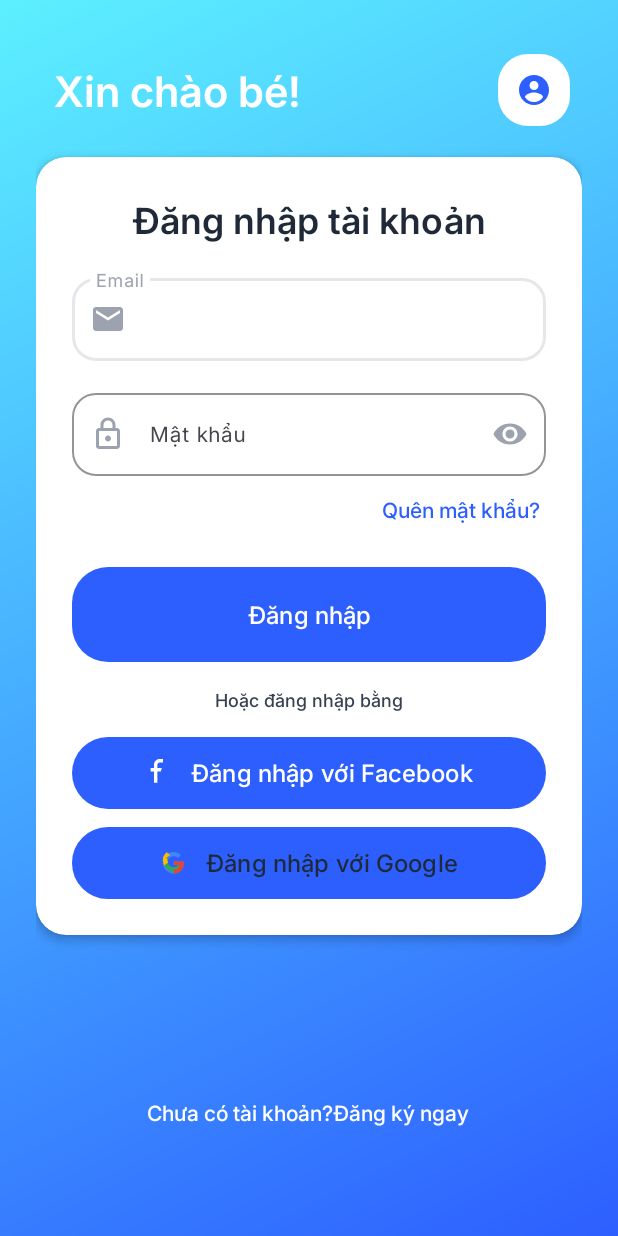
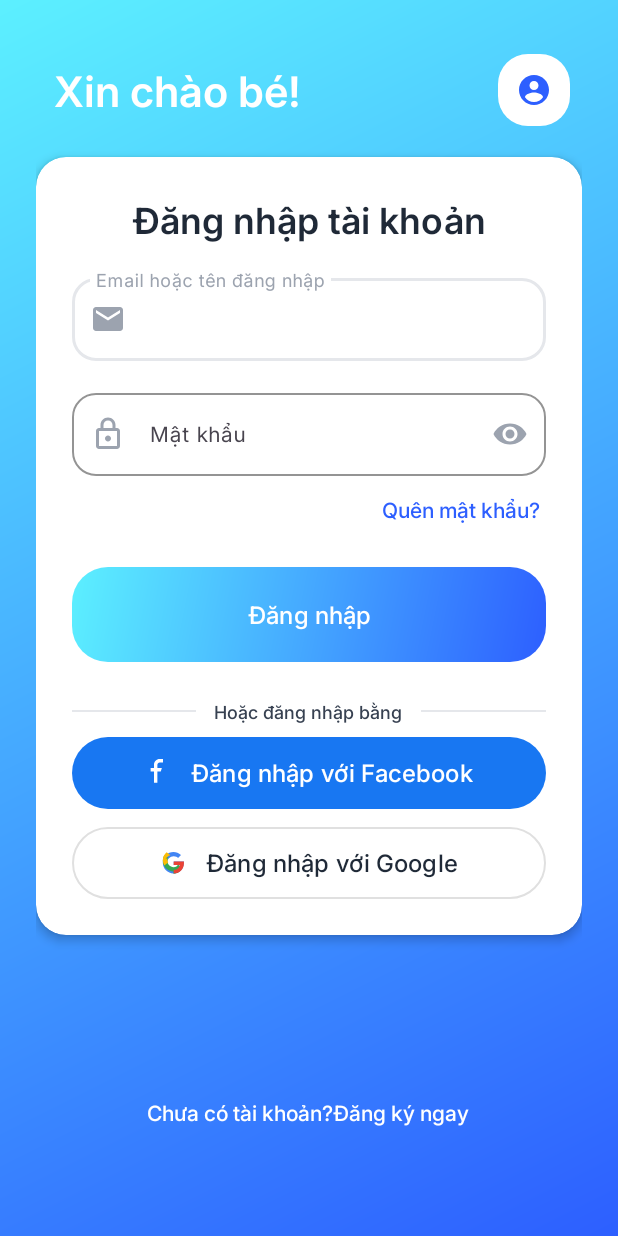
Before and after one commit to HuuHuyDev/Math-Habit, an Android app: the screen it shows after launch (LoginActivity), on a phone screen of 412 x 824 dp. Run offline under Robolectric (Android 15) with nearby library versions, the phone set to English and light mode, and no system bars; our stand-ins replace navigation-ui.

Commit message:
feat(login): complete login screen UI

```diff
--- a/app/src/main/java/com/kidsapp/ui/auth/LoginFragment.java
+++ b/app/src/main/java/com/kidsapp/ui/auth/LoginFragment.java
@@ -57,6 +57,11 @@ public class LoginFragment extends Fragment {
             Navigation.findNavController(v).navigate(R.id.action_login_to_forgot_password);
         });
 
+        binding.tvRegister.setOnClickListener(v -> {
+            // Navigate to register fragment
+            Navigation.findNavController(v).navigate(R.id.action_login_to_register);
+        });
+
         // Google login
         binding.btnLoginGoogle.setOnClickListener(v -> {
             Toast.makeText(getContext(), "Đăng nhập với Google", Toast.LENGTH_SHORT).show();
@@ -69,11 +74,6 @@ public class LoginFragment extends Fragment {
             // TODO: Implement Facebook login
         });
 
-        // Register
-        binding.tvRegister.setOnClickListener(v -> {
-            Toast.makeText(getContext(), "Đi tới đăng ký", Toast.LENGTH_SHORT).show();
-            // TODO: Navigate to register fragment
-        });
     }
 
     private boolean validateInput(String email, String password) {
--- a/app/src/main/res/layout/fragment_login.xml
+++ b/app/src/main/res/layout/fragment_login.xml
@@ -126,39 +126,67 @@
                 android:background="@drawable/bg_button_primary"
                 android:text="@string/login" />
 
-            <TextView
+            <LinearLayout
                 android:layout_width="match_parent"
                 android:layout_height="wrap_content"
-                android:layout_marginBottom="@dimen/spacing_16"
-                android:fontFamily="@font/inter_medium"
                 android:gravity="center"
-                android:text="Hoặc đăng nhập bằng"
-                android:textColor="@color/text_secondary"
-                android:textSize="@dimen/text_size_small" />
+                android:orientation="horizontal"
+                android:paddingVertical="@dimen/spacing_8">
+
+                <View
+                    android:layout_width="0dp"
+                    android:layout_height="1dp"
+                    android:layout_weight="1"
+                    android:background="@color/border" />
+
+                <TextView
+                    android:layout_width="wrap_content"
+                    android:layout_height="wrap_content"
+                    android:layout_marginHorizontal="@dimen/spacing_12"
+                    android:fontFamily="@font/inter_medium"
+                    android:gravity="center"
+                    android:text="Hoặc đăng nhập bằng"
+                    android:textColor="@color/text_secondary"
+                    android:textSize="@dimen/text_size_small" />
+
+                <View
+                    android:layout_width="0dp"
+                    android:layout_height="1dp"
+                    android:layout_weight="1"
+                    android:background="@color/border" />
+
+            </LinearLayout>
 
             <com.google.android.material.button.MaterialButton
                 android:id="@+id/btnLoginFacebook"
                 style="@style/LoginSocialButton"
+                android:layout_width="match_parent"
+                android:layout_height="wrap_content"
                 android:layout_marginBottom="@dimen/spacing_12"
                 android:background="@drawable/bg_button_facebook"
                 android:text="@string/login_with_facebook"
                 android:textAllCaps="false"
                 android:textColor="@color/white"
                 app:icon="@drawable/ic_facebook"
-                app:iconTint="@color/white"
                 app:iconGravity="textStart"
-                app:iconPadding="@dimen/spacing_12" />
+                app:iconPadding="@dimen/spacing_12"
+                app:iconTint="@color/white" />
+
             <com.google.android.material.button.MaterialButton
                 android:id="@+id/btnLoginGoogle"
                 style="@style/LoginSocialButton"
+                android:layout_width="match_parent"
+                android:layout_height="wrap_content"
                 android:background="@drawable/bg_button_google"
+                android:backgroundTint="@null"
                 android:text="@string/login_with_google"
                 android:textAllCaps="false"
                 android:textColor="@color/text_primary"
                 app:icon="@drawable/ic_google"
-                app:iconTint="@null"
                 app:iconGravity="textStart"
-                app:iconPadding="@dimen/spacing_12" />
+                app:iconPadding="@dimen/spacing_12"
+                app:iconTint="@null" />
+
         </LinearLayout>
     </androidx.cardview.widget.CardView>
 
--- a/app/src/main/res/navigation/auth_nav_graph.xml
+++ b/app/src/main/res/navigation/auth_nav_graph.xml
@@ -18,6 +18,9 @@
         <action
             android:id="@+id/action_login_to_forgot_password"
             app:destination="@id/forgotPasswordFragment" />
+        <action
+            android:id="@+id/action_login_to_register"
+            app:destination="@id/registerFragment" />
     </fragment>
 
     <fragment
@@ -31,4 +34,9 @@
         android:name="com.kidsapp.ui.auth.ForgotPasswordFragment"
         android:label="Quên mật khẩu"
         tools:layout="@layout/fragment_forgot_password" />
+    <fragment
+        android:id="@+id/registerFragment"
+        android:name="com.kidsapp.ui.auth.RegisterFragment"
+        android:label="fragment_register"
+        tools:layout="@layout/fragment_register" />
 </navigation>
--- a/app/src/main/res/values/strings.xml
+++ b/app/src/main/res/values/strings.xml
@@ -8,7 +8,7 @@
     <string name="login">Đăng nhập</string>
     <string name="register">Đăng ký</string>
     <string name="forgot_password">Quên mật khẩu?</string>
-    <string name="email">Email</string>
+    <string name="email">Email hoặc tên đăng nhập</string>
     <string name="password">Mật khẩu</string>
     <string name="confirm_password">Xác nhận mật khẩu</string>
     <string name="login_with_google">Đăng nhập với Google</string>
--- a/app/src/main/res/values/styles.xml
+++ b/app/src/main/res/values/styles.xml
@@ -40,8 +40,9 @@
     </style>
 
     <style name="LoginSocialButton" parent="Widget.Material3.Button">
-        <item name="android:layout_width">match_parent</item>
-        <item name="android:layout_height">wrap_content</item>
+        <item name="backgroundTint">@null</item>
+        <item name="android:backgroundTint">@null</item>
+
         <item name="cornerRadius">@dimen/radius_button</item>
         <item name="android:fontFamily">@font/inter_medium</item>
         <item name="android:textSize">@dimen/text_size_large</item>
--- a/app/src/main/res/values/themes.xml
+++ b/app/src/main/res/values/themes.xml
@@ -37,7 +37,8 @@
 
     <!-- Button Styles -->
     <style name="ButtonPrimary" parent="Widget.Material3.Button">
-        <item name="backgroundTint">@color/primary</item>
+        <item name="backgroundTint">@null</item>
+        <item name="android:backgroundTint">@null</item>
         <item name="android:textColor">@color/white</item>
         <item name="cornerRadius">@dimen/radius_button</item>
         <item name="android:fontFamily">@font/inter_medium</item>
```
